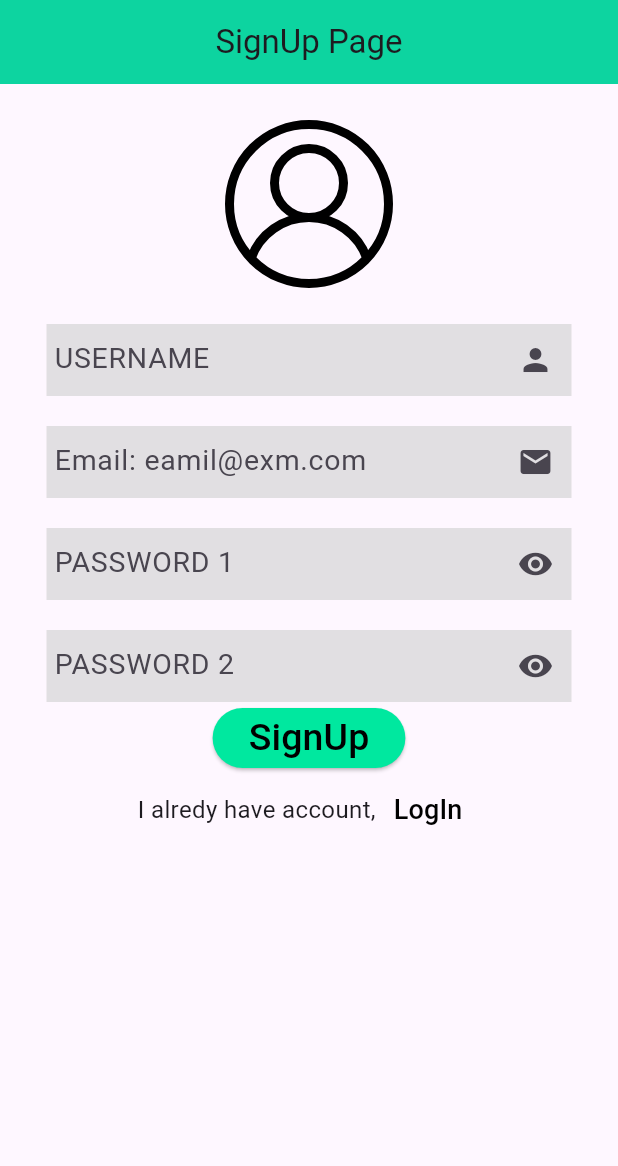
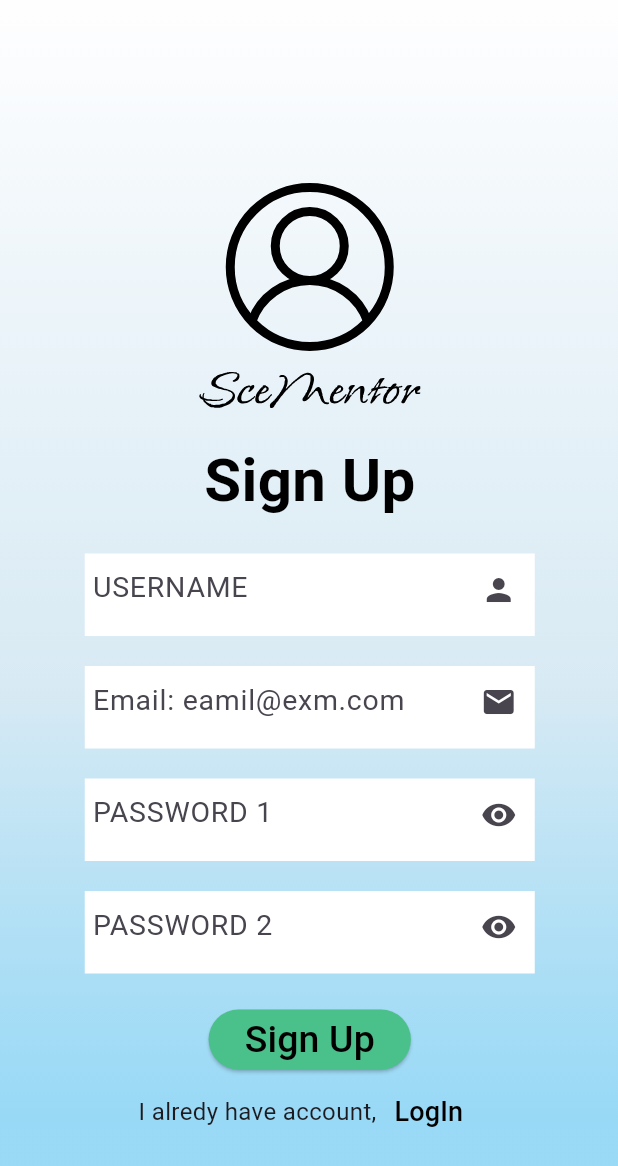
Before and after one commit to Ismailaboamra/Final-Project-SCE, a Flutter app: the SignUp screen opened directly, on a phone screen of 412 x 824 dp. Shown: the top 1166 px of the screen. Run offline on Flutter 3.47's test engine with Material 3 defaults, Android fonts, the phone set to English and light mode, and no system bars; our stand-ins replace cloud_firestore, email_validator, firebase_auth, firebase_core, flutter_svg; accounts and stored records are empty.

Commit message:
edit signup page Fronend.

```diff
--- a/lib/pages/SignUpPage.dart
+++ b/lib/pages/SignUpPage.dart
@@ -30,7 +30,6 @@ class _SignUpState extends State<SignUp> {
 
   // void Print_values() {
   SignUP() async {
-
     setState(() {
       isLoading = true;
     });
@@ -44,7 +43,12 @@ class _SignUpState extends State<SignUp> {
           FirebaseFirestore.instance.collection("userss");
       users
           .doc('User : ' + FirebaseAuth.instance.currentUser!.uid.toString())
-          .set({'Username':username_Controller.text, 'email': email_Controller.text,  'password':password1_Controller.text})
+          .set({
+            'Username': username_Controller.text,
+            'email': email_Controller.text,
+            'password': password1_Controller.text,
+            'Mentor': false
+          })
           .then((value) => print("User Added"))
           .catchError((error) => print("Failed to add user: $error"));
       showSnackBar(context, '   Done ...', Colors.green);
@@ -78,37 +82,62 @@ class _SignUpState extends State<SignUp> {
   @override
   Widget build(BuildContext context) {
     return Scaffold(
-      appBar: AppBar(
-        backgroundColor: Color.fromARGB(255, 0, 232, 159),
-        elevation: 10,
-        title: Text("SignUp Page"),
-        centerTitle: true,
-        automaticallyImplyLeading: false,
-      ),
-      body: SingleChildScrollView(
-        child: Form(
-          key: _formKey,
-          child: SizedBox(
-            // width: double.infinity,
+        body: SingleChildScrollView(
+            child: Form(
+      key: _formKey,
+      child: Column(
+        crossAxisAlignment: CrossAxisAlignment.center,
+        mainAxisAlignment: MainAxisAlignment.start,
+        children: [
+          Container(
+            padding: EdgeInsets.fromLTRB(21, 18, 20, 18),
+            width: double.infinity,
+            decoration: BoxDecoration(
+              gradient: LinearGradient(
+                begin: Alignment.topCenter,
+                end: Alignment.bottomCenter,
+                colors: [
+                  Color(0xeaffffff),
+                  Color.fromARGB(206, 207, 231, 241),
+                  Color(0xaf68cbf2),
+                  Color(0xaa68cbf2),
+                ],
+                stops: [0, 0.48, 0.79, 0],
+              ),
+              borderRadius: BorderRadius.circular(0),
+            ),
             child: Column(
-              // crossAxisAlignment: CrossAxisAlignment.center,
-              // mainAxisAlignment: MainAxisAlignment.start,
+              crossAxisAlignment: CrossAxisAlignment.center,
               children: [
                 SizedBox(
-                  height: 20,
+                  height: 100,
                 ),
                 SvgPicture.asset(
                   "assets/img/userlogo.svg",
-                  // alignment: Alignment.topCenter,
+                  alignment: Alignment.topCenter,
                   height: 120,
                   width: 150,
+                ),
+                SizedBox(height: 10),
+                SvgPicture.asset('assets/icons/sceMentor.svg', height: 24),
+                SizedBox(height: 20),
+                Text(
+                  'Sign Up',
+                  style: TextStyle(
+                      fontFamily: 'Roboto',
+                      fontSize: 40,
+                      fontWeight: FontWeight.bold,
+                      color: Colors.black
+                      // fontStyle: FontStyle.
+                      ),
                 ),
                 SizedBox(height: 20),
                 Container(
                     decoration: BoxDecoration(
                         borderRadius: BorderRadius.circular(0),
-                        color: Color.fromARGB(179, 213, 213, 213)),
-                    width: 350,
+                        color: Color.fromARGB(255, 255, 255, 255)),
+                    width: 300,
+                    height: 55,
                     child: MyTextField(
                         validator: (value) {
                           return null;
@@ -124,14 +153,15 @@ class _SignUpState extends State<SignUp> {
                 Container(
                     decoration: BoxDecoration(
                         borderRadius: BorderRadius.circular(0),
-                        color: Color.fromARGB(179, 213, 213, 213)),
-                    width: 350,
+                        color: Color.fromARGB(255, 255, 255, 255)),
+                    width: 300,
+                    height: 55,
                     child: MyTextField(
                         validator: (email) {
                           return email!.contains(RegExp(
                                   r"^[a-zA-Z0-9.a-zA-Z0-9.!#$%&'*+-/=?^_`{|}~]+@[a-zA-Z0-9]+\.[a-zA-Z]+"))
                               ? null
-                              : "Enter a valid email";
+                              : " Enter a valid email";
                         },
                         autovalidateMode: AutovalidateMode.onUserInteraction,
                         myController: email_Controller,
@@ -144,8 +174,9 @@ class _SignUpState extends State<SignUp> {
                 Container(
                     decoration: BoxDecoration(
                         borderRadius: BorderRadius.circular(0),
-                        color: Color.fromARGB(179, 213, 213, 213)),
-                    width: 350,
+                        color: Color.fromARGB(255, 255, 255, 255)),
+                    width: 300,
+                    height: 55,
                     child: MyTextField(
                         validator: (value) {
                           if (value!.length < 8) {
@@ -170,8 +201,9 @@ class _SignUpState extends State<SignUp> {
                 Container(
                     decoration: BoxDecoration(
                         borderRadius: BorderRadius.circular(0),
-                        color: Color.fromARGB(179, 213, 213, 213)),
-                    width: 350,
+                        color: Color.fromARGB(255, 255, 255, 255)),
+                    width: 300,
+                    height: 55,
                     child: MyTextField(
                         validator: (value) {
                           if (value!.length < 8) {
@@ -192,24 +224,26 @@ class _SignUpState extends State<SignUp> {
                               });
                             },
                             icon: Icon(Icons.visibility)))),
+                SizedBox(height: 20),
                 ElevatedButton(
-                  onPressed: () {
+                  onPressed: () async {
                     if (_formKey.currentState!.validate()) {
                       SignUP();
                     } else {
                       showSnackBar(context, 'ERROR', Colors.red);
                     }
                   },
-                  style: ButtonStyle(
-                    backgroundColor: MaterialStateProperty.all(
-                        Color.fromARGB(255, 0, 232, 159)),
+                  child: Text(
+                    'Sign Up',
+                    style: TextStyle(fontSize: 25),
                   ),
-                  child: isLoading
-                      ? CircularProgressIndicator(
-                          color: Colors.black,
-                        )
-                      : Text("SignUp",
-                          style: TextStyle(fontSize: 25, color: Colors.black)),
+                  style: ElevatedButton.styleFrom(
+                    foregroundColor: Colors.black,
+                    backgroundColor: Color(0xff4ac08a),
+                    shape: RoundedRectangleBorder(
+                      borderRadius: BorderRadius.circular(90),
+                    ),
+                  ),
                 ),
                 Row(
                   mainAxisAlignment: MainAxisAlignment.center,
@@ -231,12 +265,16 @@ class _SignUpState extends State<SignUp> {
                       ),
                     ),
                   ],
+                ),
+                SizedBox(
+                  height: 170,
                 )
               ],
             ),
           ),
-        ),
+        ],
       ),
-    );
+    )));
+
   }
 }
```
